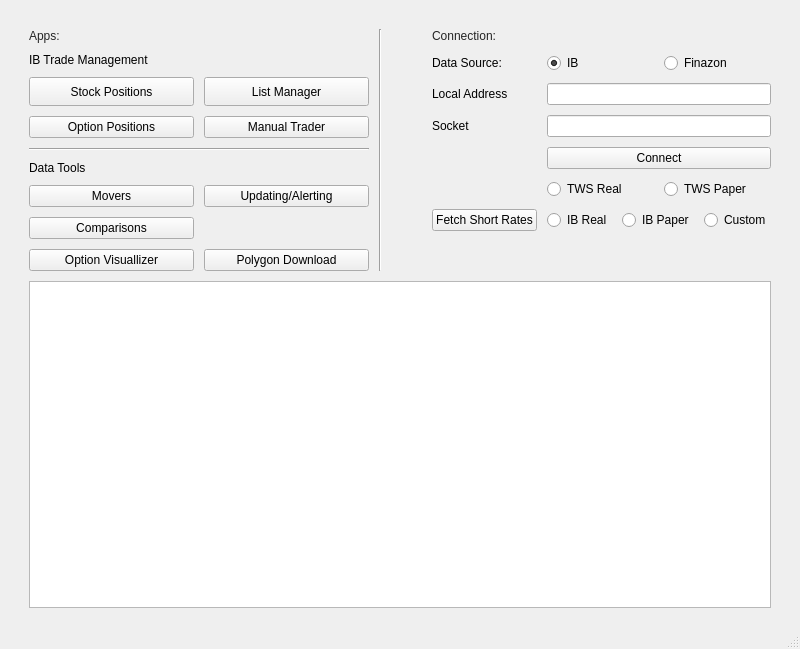
Old version of the form uiComps/qtGeneration/AppLauncher.ui in the repository irrelevantmuch/IB_apps.
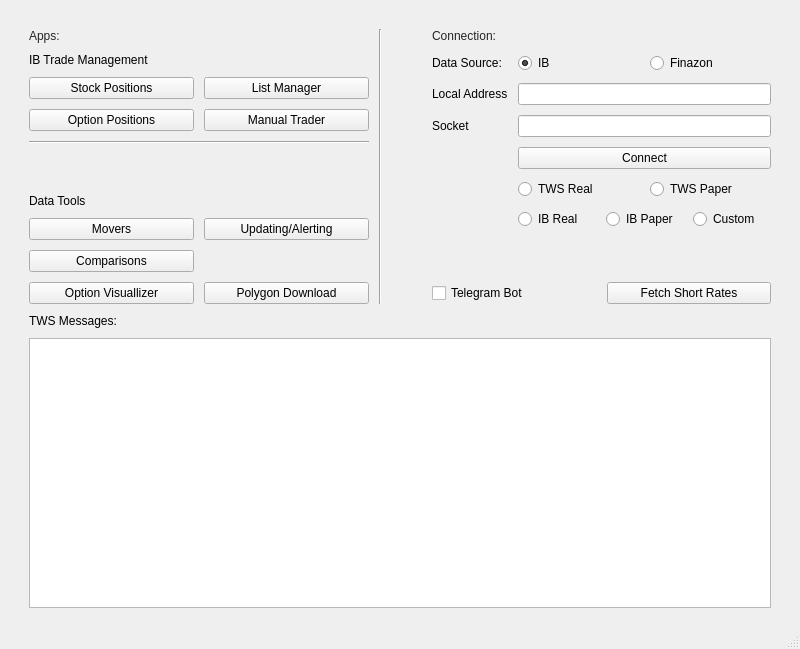
New version of the form.

Commit message:
-Added checkbox for turning on Telegram bot (turning off doesn't work yet)
- Fixed profit take bug for stairstep

- Made profit take/stop loss for general orderingg conditional on clicking the chart

The edit to the form file:
```diff
--- a/uiComps/qtGeneration/AppLauncher.ui
+++ b/uiComps/qtGeneration/AppLauncher.ui
@@ -40,7 +40,7 @@
    </property>
    <layout class="QGridLayout" name="gridLayout_2">
     <item row="0" column="0">
-     <layout class="QVBoxLayout" name="verticalLayout" stretch="0,2">
+     <layout class="QVBoxLayout" name="verticalLayout" stretch="0,0,2">
       <property name="spacing">
        <number>10</number>
       </property>
@@ -210,6 +210,19 @@
             </property>
            </widget>
           </item>
+          <item>
+           <spacer name="verticalSpacer_2">
+            <property name="orientation">
+             <enum>Qt::Vertical</enum>
+            </property>
+            <property name="sizeHint" stdset="0">
+             <size>
+              <width>20</width>
+              <height>40</height>
+             </size>
+            </property>
+           </spacer>
+          </item>
           <item>
            <widget class="QLabel" name="label_5">
             <property name="text">
@@ -540,7 +553,31 @@
               </property>
              </widget>
             </item>
-            <item row="6" column="0">
+           </layout>
+          </item>
+          <item>
+           <spacer name="verticalSpacer">
+            <property name="orientation">
+             <enum>Qt::Vertical</enum>
+            </property>
+            <property name="sizeHint" stdset="0">
+             <size>
+              <width>20</width>
+              <height>40</height>
+             </size>
+            </property>
+           </spacer>
+          </item>
+          <item>
+           <layout class="QHBoxLayout" name="horizontalLayout_4">
+            <item>
+             <widget class="QCheckBox" name="telegram_checkbox">
+              <property name="text">
+               <string>Telegram Bot</string>
+              </property>
+             </widget>
+            </item>
+            <item>
              <widget class="QPushButton" name="fetch_rates">
               <property name="sizePolicy">
                <sizepolicy hsizetype="Minimum" vsizetype="Preferred">
@@ -555,23 +592,23 @@
             </item>
            </layout>
           </item>
-          <item>
-           <spacer name="verticalSpacer">
-            <property name="orientation">
-             <enum>Qt::Vertical</enum>
-            </property>
-            <property name="sizeHint" stdset="0">
-             <size>
-              <width>20</width>
-              <height>40</height>
-             </size>
-            </property>
-           </spacer>
-          </item>
          </layout>
         </item>
        </layout>
       </item>
+      <item>
+       <widget class="QLabel" name="label_6">
+        <property name="enabled">
+         <bool>true</bool>
+        </property>
+        <property name="text">
+         <string>TWS Messages:</string>
+        </property>
+        <property name="textFormat">
+         <enum>Qt::RichText</enum>
+        </property>
+       </widget>
+      </item>
       <item>
        <widget class="QPlainTextEdit" name="log_window"/>
       </item>
```
Left out of the diff: 6 changed lines with no effect on the pictures. The commit also changes 29 other files.
